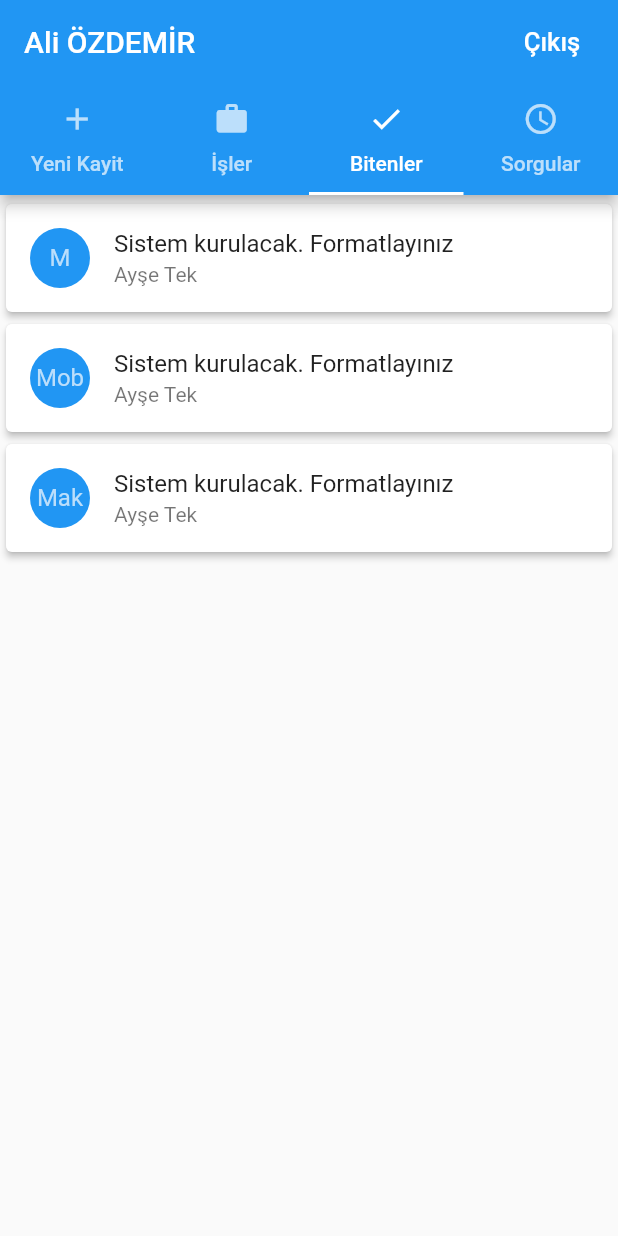
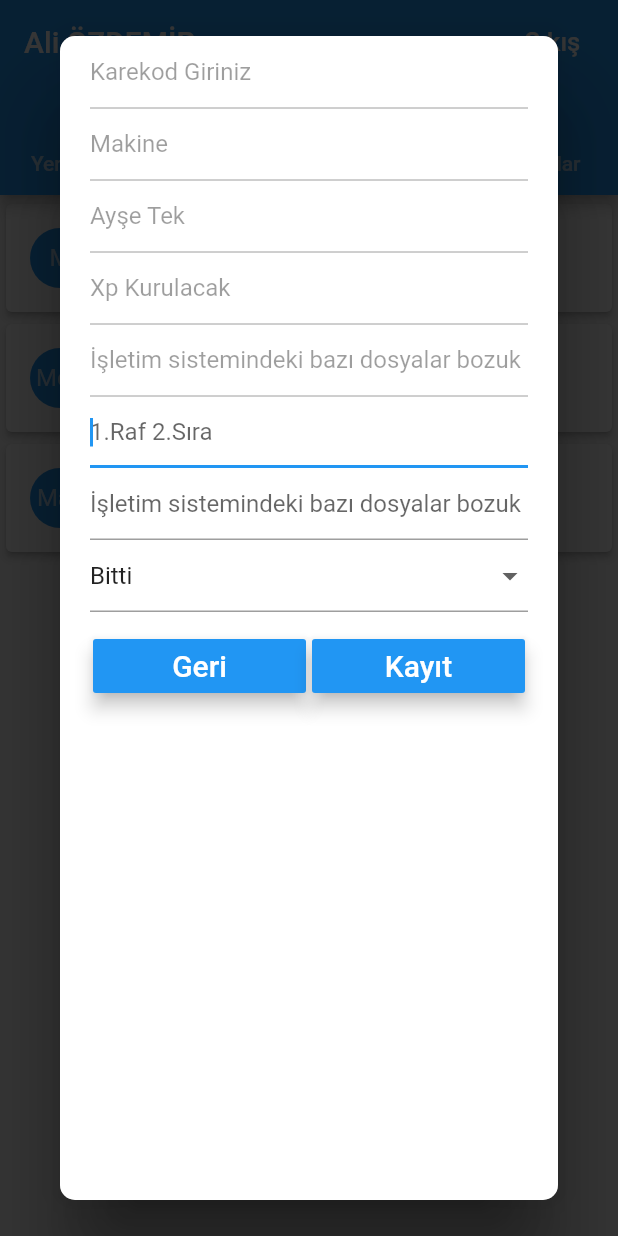
Before and after one commit to ozdemirali/service_app, a Flutter app: the screen it shows after launch, tab 3 chosen, after a tap on "Mak", on a phone screen of 412 x 824 dp. Run offline on Flutter 3.47's test engine with Material 2 defaults, Android fonts, the phone set to English and light mode, and no system bars.

Commit message:
ShowDetail and Widgets are fhnisher

```diff
--- a/lib/screens/endedWork.dart
+++ b/lib/screens/endedWork.dart
@@ -1,4 +1,5 @@
 import 'package:flutter/material.dart';
+import 'package:service_app/widgets/list.dart';
 
 class EndedWork extends StatefulWidget{
   @override
@@ -15,12 +16,12 @@ class EndedWorkState extends State<EndedWork>{
     // TODO: implement build
     return Stack(
       children: <Widget>[
-        endedWorks(),
+        list(context),
       ],
     );
   }
 
-  Widget endedWorks(){
+  /*Widget endedWorks(){
     return new Container(
       padding:EdgeInsets.fromLTRB(0, 2, 0, 0),
       child: new ListView(
@@ -74,5 +75,5 @@ class EndedWorkState extends State<EndedWork>{
         ],
       ),
     );
-  }
+  }*/
 }
--- a/lib/screens/work.dart
+++ b/lib/screens/work.dart
@@ -1,4 +1,5 @@
 import 'package:flutter/material.dart';
+import 'package:service_app/widgets/list.dart';
 
 class Work extends StatefulWidget{
   @override
@@ -15,64 +16,64 @@ class WorkState extends State<Work>{
     // TODO: implement build
     return Stack(
       children: <Widget>[
-        listWork(),
+        list(context),
       ],
     );
   }
 
-  Widget listWork(){
-    return new Container(
-      padding:EdgeInsets.fromLTRB(0, 2, 0, 0),
-      child: new ListView(
-        shrinkWrap: true,
-        children: <Widget>[
-          Card(
-            color: Colors.white,
-            elevation: 2.0,
-            child: ListTile(
-              leading: CircleAvatar(
-                backgroundColor: Colors.blue,
-                child: Text("M"),
-              ),
-              title:Text("Sistem kurulacak. Formatlayınız"),
-              subtitle: Text("Ayşe Tek"),
-              onTap: (){
-                print("Seçildi");
-              },
-            ),
-          ),
-          Card(
-            color: Colors.white,
-            elevation: 2.0,
-            child: ListTile(
-              leading: CircleAvatar(
-                backgroundColor: Colors.blue,
-                child: Text("Mob"),
-              ),
-              title:Text("Sistem kurulacak. Formatlayınız"),
-              subtitle: Text("Ayşe Tek"),
-              onTap: (){
-                print("Seçildi");
-              },
-            ),
-          ),
-          Card(
-            color: Colors.white,
-            elevation: 2.0,
-            child: ListTile(
-              leading: CircleAvatar(
-                backgroundColor: Colors.blue,
-                child: Text("Mak"),
-              ),
-              title:Text("Sistem kurulacak. Formatlayınız"),
-              subtitle: Text("Ayşe Tek"),
-              onTap: (){
-                print("Seçildi");
-              },
-            ),
-          ),
-        ],
-      ),
-    );
-  }
+  // Widget listWork(){
+  //   return new Container(
+  //     padding:EdgeInsets.fromLTRB(0, 2, 0, 0),
+  //     child: new ListView(
+  //       shrinkWrap: true,
+  //       children: <Widget>[
+  //         Card(
+  //           color: Colors.white,
+  //           elevation: 2.0,
+  //           child: ListTile(
+  //             leading: CircleAvatar(
+  //               backgroundColor: Colors.blue,
+  //               child: Text("M"),
+  //             ),
+  //             title:Text("Sistem kurulacak. Formatlayınız"),
+  //             subtitle: Text("Ayşe Tek"),
+  //             onTap: (){
+  //               print("Seçildi");
+  //             },
+  //           ),
+  //         ),
+  //         Card(
+  //           color: Colors.white,
+  //           elevation: 2.0,
+  //           child: ListTile(
+  //             leading: CircleAvatar(
+  //               backgroundColor: Colors.blue,
+  //               child: Text("Mob"),
+  //             ),
+  //             title:Text("Sistem kurulacak. Formatlayınız"),
+  //             subtitle: Text("Ayşe Tek"),
+  //             onTap: (){
+  //               print("Seçildi");
+  //             },
+  //           ),
+  //         ),
+  //         Card(
+  //           color: Colors.white,
+  //           elevation: 2.0,
+  //           child: ListTile(
+  //             leading: CircleAvatar(
+  //               backgroundColor: Colors.blue,
+  //               child: Text("Mak"),
+  //             ),
+  //             title:Text("Sistem kurulacak. Formatlayınız"),
+  //             subtitle: Text("Ayşe Tek"),
+  //             onTap: (){
+  //               print("Seçildi");
+  //             },
+  //           ),
+  //         ),
+  //       ],
+  //     ),
+  //   );
+  // }
 }
--- /dev/null
+++ b/lib/widgets/list.dart
@@ -0,0 +1,62 @@
+import 'package:flutter/material.dart';
+import 'package:service_app/widgets/showDetail.dart';
+
+Widget list(BuildContext context){
+  return new Container(
+    padding:EdgeInsets.fromLTRB(0, 2, 0, 0),
+    child: new ListView(
+      shrinkWrap: true,
+      children: <Widget>[
+        Card(
+          color: Colors.white,
+          elevation: 2.0,
+          child: ListTile(
+            leading: CircleAvatar(
+              backgroundColor: Colors.blue,
+              child: Text("M"),
+            ),
+            title:Text("Sistem kurulacak. Formatlayınız"),
+            subtitle: Text("Ayşe Tek"),
+            onTap: (){
+              showDetail(context);
+              print("Seçildi");
+            },
+          ),
+        ),
+        Card(
+          color: Colors.white,
+          elevation: 2.0,
+          child: ListTile(
+            leading: CircleAvatar(
+              backgroundColor: Colors.blue,
+              child: Text("Mob"),
+            ),
+            title:Text("Sistem kurulacak. Formatlayınız"),
+            subtitle: Text("Ayşe Tek"),
+            onTap: (){
+              showDetail(context);
+              print("Seçildi");
+            },
+          ),
+        ),
+        Card(
+          color: Colors.white,
+          elevation: 2.0,
+          child: ListTile(
+            leading: CircleAvatar(
+              backgroundColor: Colors.blue,
+              child: Text("Mak"),
+            ),
+            title:Text("Sistem kurulacak. Formatlayınız"),
+            subtitle: Text("Ayşe Tek"),
+            onTap: (){
+              showDetail(context);
+              showDetail(context);
+              print("Seçildi");
+            },
+          ),
+        ),
+      ],
+    ),
+  );
+}
--- /dev/null
+++ b/lib/widgets/showDetail.dart
@@ -0,0 +1,48 @@
+import 'package:flutter/cupertino.dart';
+import 'package:flutter/material.dart';
+import 'package:service_app/widgets/showDetailForm.dart';
+
+showDetail(BuildContext context){
+  Dialog simpleDialog=Dialog(
+    shape: RoundedRectangleBorder(
+      borderRadius: BorderRadius.circular(10.0),
+    ),
+    child: Container(
+      //width:MediaQuery.of(context).size.width,
+      //height: 600,
+      padding: EdgeInsets.all(0.0),
+      child: Column(
+        mainAxisAlignment: MainAxisAlignment.start,
+        children: <Widget>[
+          Padding(
+            padding: EdgeInsets.fromLTRB(4, 0, 4, 0),
+            child: showDetailForm(context),
+          ),
+         /* Padding(
+            padding: EdgeInsets.fromLTRB(4, 0, 4, 0),
+            child:Row(
+              mainAxisAlignment: MainAxisAlignment.center,
+              crossAxisAlignment: CrossAxisAlignment.end,
+              children: <Widget>[
+                RaisedButton(
+                  color: Colors.blue,
+                  onPressed: (){
+                    Navigator.of(context).pop();
+                  },
+                  child: Text(
+                    "Kapat",
+                    style:TextStyle(fontSize: 18.0,color: Colors.white) ,
+                  ),
+                ),
+              ],
+            ),
+          ),*/
+
+        ],
+      ),
+    ),
+  );
+
+   showDialog(context: context,builder: (BuildContext context )=>simpleDialog);
+
+}
--- /dev/null
+++ b/lib/widgets/showDetailForm.dart
@@ -0,0 +1,224 @@
+import 'package:flutter/material.dart';
+
+Widget showDetailForm(BuildContext context){
+  return new Container(
+    padding:EdgeInsets.fromLTRB(16, 0, 16, 0),
+    child: new Form(
+      child: new ListView(
+        shrinkWrap: true,
+        children: <Widget>[
+          showBarcode(),
+          showDepartment(),
+          showRelatedPerson(),
+          showWorkDescription(),
+          showProblem(),
+          showShelf(),
+          showWorkDone(),
+          showStatus(),
+          showButton(context),
+        ],
+      ),
+    ),
+  );
+}
+
+Widget showBarcode(){
+  return new Padding(
+    padding: const EdgeInsets.fromLTRB(0.0, 0.0, 0.0, 0.0),
+    child: new TextFormField(
+      maxLines: 1,
+      obscureText: false,
+      autofocus: true,
+      enabled: false,
+      decoration: new InputDecoration(
+        hintText: "Karekod Giriniz",
+      ),
+      onSaved: (value){
+      },
+    ),
+  );
+}
+
+Widget showDepartment(){
+  return new Padding(
+    padding: const EdgeInsets.fromLTRB(0.0, 0.0, 0.0, 0.0),
+    child: new TextFormField(
+      maxLines: 1,
+      obscureText: false,
+      autofocus: true,
+      enabled: false,
+      decoration: new InputDecoration(
+        hintText: "Makine",
+      ),
+      onSaved: (value){
+      },
+    ),
+  );
+}
+Widget showRelatedPerson(){
+  return new Padding(
+    padding: const EdgeInsets.fromLTRB(0.0, 0.0, 0.0, 0.0),
+    child: new TextFormField(
+      maxLines: 1,
+      obscureText: false,
+      autofocus: true,
+      enabled: false,
+      decoration: new InputDecoration(
+        hintText: "Ayşe Tek",
+      ),
+      onSaved: (value){
+      },
+    ),
+  );
+}
+
+Widget showWorkDescription(){
+  return new Padding(
+    padding: const EdgeInsets.fromLTRB(0.0, 0.0, 0.0, 0.0),
+    child: new TextFormField(
+      maxLines: 1,
+      obscureText: false,
+      autofocus: true,
+      enabled: false,
+      decoration: new InputDecoration(
+        hintText: "Xp Kurulacak",
+      ),
+      onSaved: (value){
+      },
+    ),
+  );
+}
+
+Widget showProblem(){
+  return new Padding(
+    padding: const EdgeInsets.fromLTRB(0.0, 0.0, 0.0, 0.0),
+    child: new TextFormField(
+      maxLines: 1,
+      obscureText: false,
+      autofocus: true,
+      enabled: false,
+      decoration: new InputDecoration(
+        hintText: "İşletim sistemindeki bazı dosyalar bozuk",
+      ),
+      onSaved: (value){
+      },
+    ),
+  );
+}
+
+Widget showShelf(){
+  return new Padding(
+    padding: const EdgeInsets.fromLTRB(0.0, 0.0, 0.0, 0.0),
+    child: new TextFormField(
+      maxLines: 1,
+      obscureText: false,
+      autofocus: true,
+      decoration: new InputDecoration(
+        hintText: "1.Raf 2.Sıra",
+      ),
+      onSaved: (value){
+      },
+    ),
+  );
+}
+
+Widget showWorkDone(){
+  return new Padding(
+    padding: const EdgeInsets.fromLTRB(0.0, 0.0, 0.0, 0.0),
+    child: new TextFormField(
+      maxLines: 1,
+      obscureText: false,
+      autofocus: true,
+      decoration: new InputDecoration(
+        hintText: "İşletim sistemindeki bazı dosyalar bozuk",
+      ),
+      onSaved: (value){
+      },
+    ),
+  );
+}
+
+
+
+
+
+
+
+Widget showStatus(){
+  int _value=1;
+  return new Padding(
+    padding: const EdgeInsets.fromLTRB(0.0, 0.0, 0.0, 0.0),
+    child: Container(
+      //width: MediaQuery.of(context).size.width,
+      padding: EdgeInsets.all(0.0),
+      child: DropdownButtonFormField<int>(
+        value:_value ,
+        items: [
+          DropdownMenuItem(
+            child: Text("Bitti"),
+            value: 1,
+          ),
+          DropdownMenuItem(
+            child: Text("İşlem Devam ediyor"),
+            value: 2,
+          ),
+          DropdownMenuItem(
+              child: Text("Parçe Bekleniyor"),
+              value: 3
+          ),
+        ],
+        onChanged: (value){
+          print("seçildi");
+        },
+      ),
+    ),
+  );
+}
+
+
+Widget showButton(BuildContext context){
+  return new Padding(
+    padding: const EdgeInsets.fromLTRB(0.0, 10.0, 0.0, 0.0),
+    child: Row(
+      children: <Widget>[
+        Expanded(
+          child: Container(
+            margin: EdgeInsets.all(2.0),
+            child: RaisedButton(
+                elevation: 5.0,
+                shape: new RoundedRectangleBorder(
+                    borderRadius: new BorderRadius.circular(2.0)
+                ),
+                color: Colors.blue,
+                child: new Text("Geri",
+                    style:new TextStyle(fontSize: 20.0, color: Colors.white)),
+                onPressed: (){
+                  Navigator.of(context).pop();
+                  print("submit");
+
+                }
+            ),
+          ),
+        ),
+        Expanded(
+          child: Container(
+            margin: EdgeInsets.all(2.0),
+            child: RaisedButton(
+                elevation: 5.0,
+                shape: new RoundedRectangleBorder(
+                    borderRadius: new BorderRadius.circular(2.0)
+                ),
+                color: Colors.blue,
+                child: new Text("Kayıt",
+                    style:new TextStyle(fontSize: 20.0, color: Colors.white)),
+                onPressed: (){
+                    print("submit");
+
+                }
+            ),
+          ),
+        ),
+      ],
+    ),
+  );
+}
```
